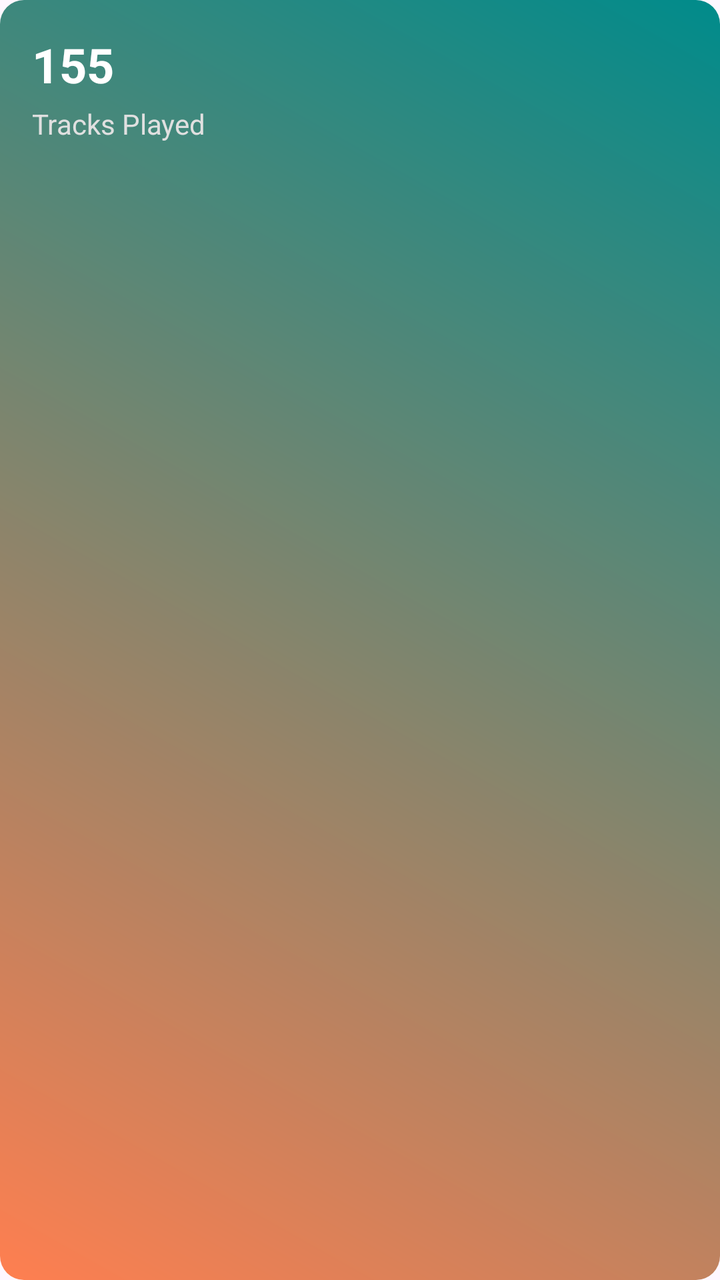
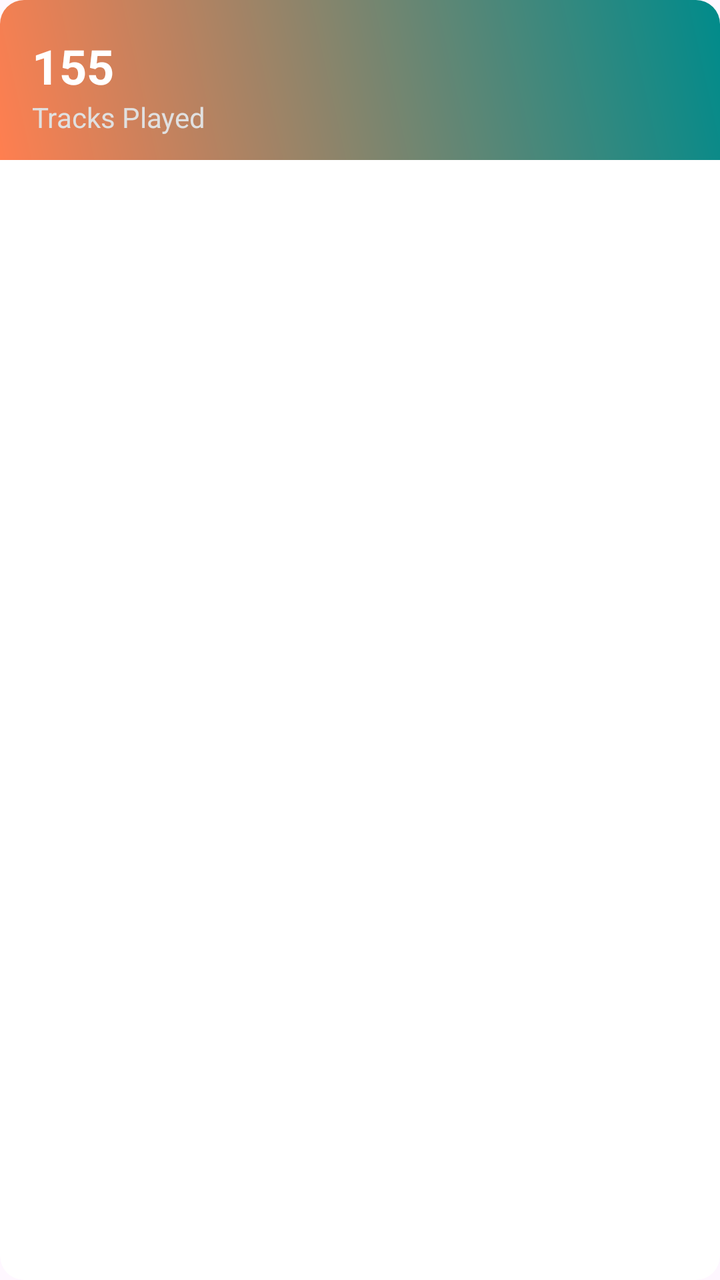

Before-and-after screenshots of an Android layout around one commit, followed by the original layout XML and the change that was made.
<!-- AndroidManifest.xml: application theme Theme.ViBePlayer -->
<!-- res/layout/item_stats_card_2.xml -->
<?xml version="1.0" encoding="utf-8"?>
<androidx.cardview.widget.CardView xmlns:android="http://schemas.android.com/apk/res/android"
    xmlns:app="http://schemas.android.com/apk/res-auto"
    android:layout_width="match_parent"
    android:layout_height="100dp"
    android:layout_margin="4dp"
    app:cardCornerRadius="12dp"
    app:cardElevation="0dp">

    <androidx.constraintlayout.widget.ConstraintLayout
        android:layout_width="match_parent"
        android:layout_height="match_parent"
        android:background="@drawable/bg_gradient_tr_to_bl">

        <TextView
            android:id="@+id/txtCount"
            android:layout_width="wrap_content"
            android:layout_height="wrap_content"
            android:layout_marginStart="16dp"
            android:layout_marginTop="16dp"
            android:text="155"
            android:textColor="@color/white"
            android:textSize="24sp"
            android:textStyle="bold"
            app:layout_constraintStart_toStartOf="parent"
            app:layout_constraintTop_toTopOf="parent" />

        <TextView
            android:id="@+id/txtLabel"
            android:layout_width="wrap_content"
            android:layout_height="wrap_content"
            android:layout_marginTop="4dp"
            android:text="Tracks Played"
            android:textColor="#E0E0E0"
            android:textSize="14sp"
            app:layout_constraintStart_toStartOf="@id/txtCount"
            app:layout_constraintTop_toBottomOf="@id/txtCount" />

    </androidx.constraintlayout.widget.ConstraintLayout>
</androidx.cardview.widget.CardView>
<!-- resources referenced by this layout -->
<resources>
  <color name="white">#FFFFFFFF</color>
  <!-- drawable bg_gradient_tr_to_bl (drawable) -->
  <?xml version="1.0" encoding="utf-8"?>
  <shape xmlns:android="http://schemas.android.com/apk/res/android">
      <gradient
          android:startColor="#008B8B"
          android:endColor="#FF7F50"
          android:angle="225"/>
  </shape>
  <style name="Theme.ViBePlayer" parent="Base.Theme.ViBePlayer" />
  <style name="Base.Theme.ViBePlayer" parent="Theme.Material3.DayNight.NoActionBar">
          
          
      </style>
</resources>

<!-- the commit's change to res/layout/item_stats_card_2.xml (unified diff, before → after) -->
@@ -9,11 +9,11 @@
 
     <androidx.constraintlayout.widget.ConstraintLayout
         android:layout_width="match_parent"
-        android:layout_height="match_parent"
+        android:layout_height="80dp"
         android:background="@drawable/bg_gradient_tr_to_bl">
 
         <TextView
-            android:id="@+id/txtCount"
+            android:id="@+id/txtStatValue"
             android:layout_width="wrap_content"
             android:layout_height="wrap_content"
             android:layout_marginStart="16dp"
@@ -23,18 +23,19 @@
             android:textSize="24sp"
             android:textStyle="bold"
             app:layout_constraintStart_toStartOf="parent"
-            app:layout_constraintTop_toTopOf="parent" />
+            app:layout_constraintBottom_toTopOf="@id/txtStatName" />
 
         <TextView
-            android:id="@+id/txtLabel"
+            android:id="@+id/txtStatName"
             android:layout_width="wrap_content"
             android:layout_height="wrap_content"
             android:layout_marginTop="4dp"
             android:text="Tracks Played"
             android:textColor="#E0E0E0"
             android:textSize="14sp"
-            app:layout_constraintStart_toStartOf="@id/txtCount"
-            app:layout_constraintTop_toBottomOf="@id/txtCount" />
+            android:layout_marginBottom="12sp"
+            app:layout_constraintStart_toStartOf="@id/txtStatValue"
+            app:layout_constraintBottom_toBottomOf="parent" />
 
     </androidx.constraintlayout.widget.ConstraintLayout>
 </androidx.cardview.widget.CardView>
